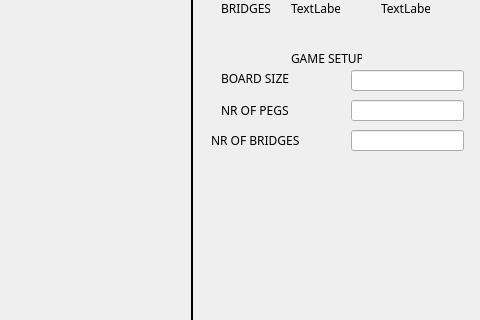
Above: C--/TwixtUI/TwixtUI.ui from florin-irl/C-- before the change; both pictures show x 509 to 989 and y 410 to 730 of the 989 by 730 pixel window. Below: the same form after it.
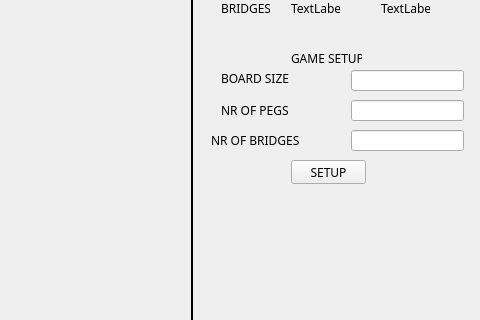
That is the form after the change. Icons and pictures are not drawn.

Commit message: added setup button for mock

Patch:
```diff
--- a/C--/TwixtUI/TwixtUI.ui
+++ b/C--/TwixtUI/TwixtUI.ui
@@ -420,6 +420,24 @@
      </rect>
     </property>
    </widget>
+   <widget class="QPushButton" name="pushButton_5">
+    <property name="geometry">
+     <rect>
+      <x>800</x>
+      <y>570</y>
+      <width>75</width>
+      <height>24</height>
+     </rect>
+    </property>
+    <property name="font">
+     <font>
+      <family>Bahnschrift</family>
+     </font>
+    </property>
+    <property name="text">
+     <string>SETUP</string>
+    </property>
+   </widget>
   </widget>
  </widget>
  <layoutdefault spacing="6" margin="11"/>
```
